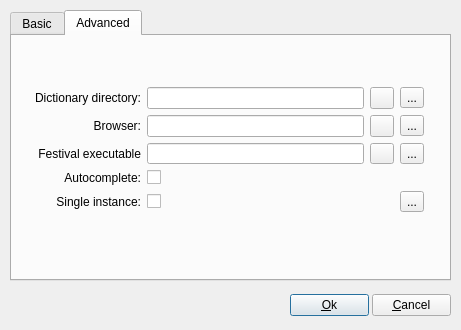
Above: gui/configure.ui from cpina/qdacco before the change. Below: the same form after it.
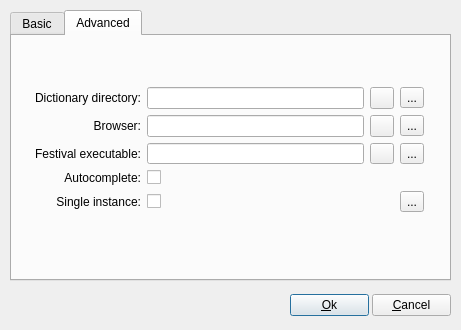
That is the form after the change. The open tabs and pages were chosen to show the change. Icons and pictures are not drawn.

```diff
--- a/gui/configure.ui
+++ b/gui/configure.ui
@@ -354,7 +354,7 @@
       <item row="2" column="0" >
        <widget class="QLabel" name="lfestival" >
         <property name="text" >
-         <string>Festival executable</string>
+         <string>Festival executable:</string>
         </property>
         <property name="alignment" >
          <set>Qt::AlignRight|Qt::AlignTrailing|Qt::AlignVCenter</set>
```
